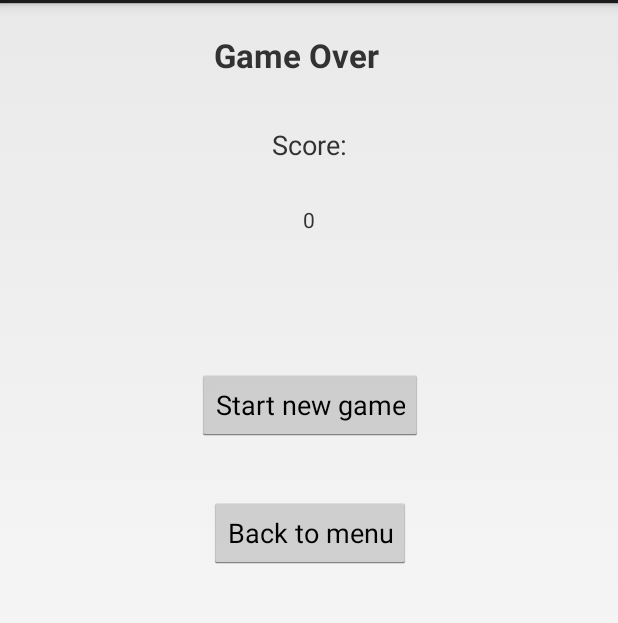
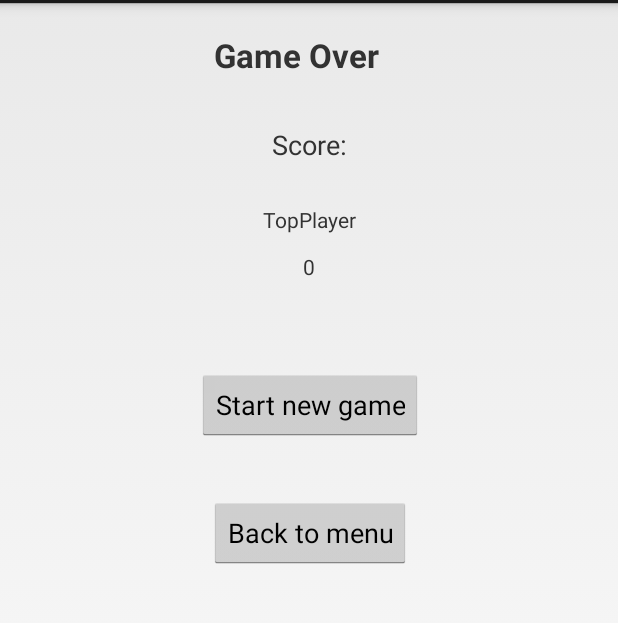
Before and after one commit to kov0270/Frogger2, an Android app: the GameOver screen opened directly, with no data from a screen before it, on a phone screen of 412 x 824 dp, the part 69-692 px from its top. Run offline under Robolectric (Android 15) with nearby library versions, the phone set to English and light mode, and no system bars.

Commit message:
ActivityTOpScoreAdded

```diff
--- a/app/src/main/AndroidManifest.xml
+++ b/app/src/main/AndroidManifest.xml
@@ -16,7 +16,8 @@
                 <category android:name="android.intent.category.LAUNCHER" />
             </intent-filter>
         </activity>
-        <activity android:name=".GameOver"></activity>
+        <activity android:name=".GameOver" />
+        <activity android:name=".TopScore"></activity>
     </application>
 
 </manifest>
--- a/app/src/main/java/com/example/antonio/frogger/GameOver.java
+++ b/app/src/main/java/com/example/antonio/frogger/GameOver.java
@@ -17,6 +17,8 @@ public class GameOver extends Activity {
     TextView prvniScore;
     TextView druheScore;
     TextView tretiScore;
+    TextView user;
+
     SharedPreferences mySharedPref;
     SharedPreferences.Editor mySharedEditor;
     @Override
@@ -27,9 +29,11 @@ public class GameOver extends Activity {
         setContentView(R.layout.activity_game_over);
         Intent intent = getIntent();
         int s = intent.getIntExtra("score",0);
-        score = findViewById(R.id.textView4);
+        score = findViewById(R.id.textView13);
+        user = findViewById(R.id.textView4);
         score.setText(String.valueOf(s));
         mySharedPref = getSharedPreferences("myPref", Context.MODE_PRIVATE);
+        user.setText(mySharedPref.getString("name", "TopPlayer"));
         int first = mySharedPref.getInt("first", 0);
         int second = mySharedPref.getInt("second", 0);
         int third = mySharedPref.getInt("third", 0);
--- a/app/src/main/res/layout/activity_game_over.xml
+++ b/app/src/main/res/layout/activity_game_over.xml
@@ -164,4 +164,18 @@
         app:layout_constraintStart_toStartOf="parent"
         app:layout_constraintTop_toBottomOf="@+id/button3" />
 
+    <TextView
+        android:id="@+id/textView13"
+        android:layout_width="wrap_content"
+        android:layout_height="wrap_content"
+        android:layout_marginEnd="8dp"
+        android:layout_marginLeft="8dp"
+        android:layout_marginRight="8dp"
+        android:layout_marginStart="8dp"
+        android:layout_marginTop="12dp"
+        android:text="TextView"
+        app:layout_constraintEnd_toEndOf="parent"
+        app:layout_constraintStart_toStartOf="parent"
+        app:layout_constraintTop_toBottomOf="@+id/textView4" />
+
 </android.support.constraint.ConstraintLayout>
```
Also changed, not shown: app/src/main/java/com/example/antonio/frogger/FroggerView.java (+26 -16 lines), app/src/main/java/com/example/antonio/frogger/MainActivity.java (+6 -2 lines), app/src/main/java/com/example/antonio/frogger/TopScore.java (added, +29 -0 lines), app/src/main/res/layout/activity_main.xml (+5 -5 lines), app/src/main/res/layout/activity_top_score.xml (added, +76 -0 lines).
